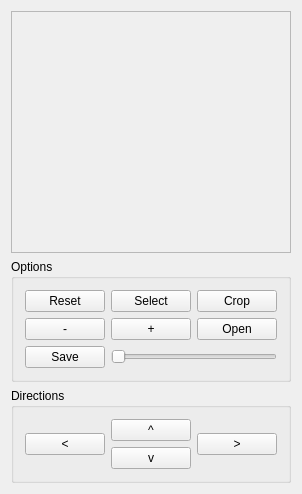
Qt form mainwindow.ui (mohamedhegazy/ImageProcessing) before a commit.
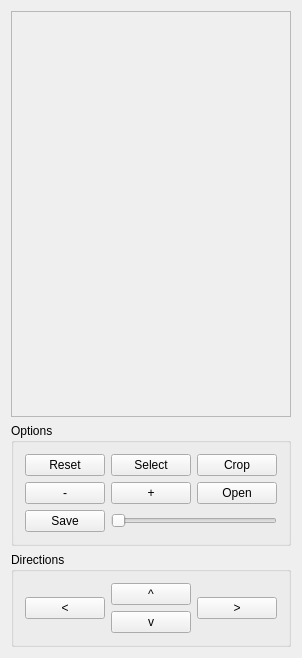
The same form after that commit. Custom widgets are drawn as their Qt base class.

The edit to the form file:
```diff
--- a/mainwindow.ui
+++ b/mainwindow.ui
@@ -7,7 +7,7 @@
     <x>0</x>
     <y>0</y>
     <width>275</width>
-    <height>494</height>
+    <height>658</height>
    </rect>
   </property>
   <property name="windowTitle">
@@ -135,7 +135,7 @@
        <property name="geometry">
         <rect>
          <x>116</x>
-         <y>116</y>
+         <y>198</y>
          <width>23</width>
          <height>31</height>
         </rect>
```
Left out of the diff: 130 changed lines with no effect on the pictures.
